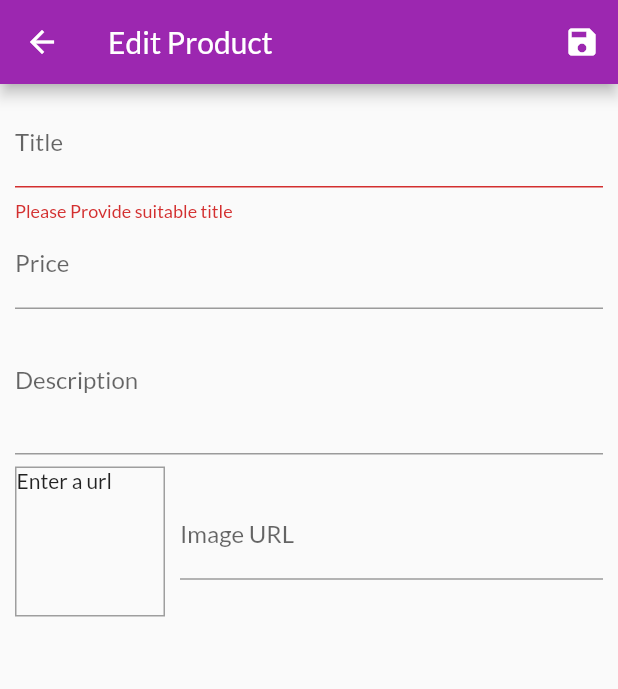
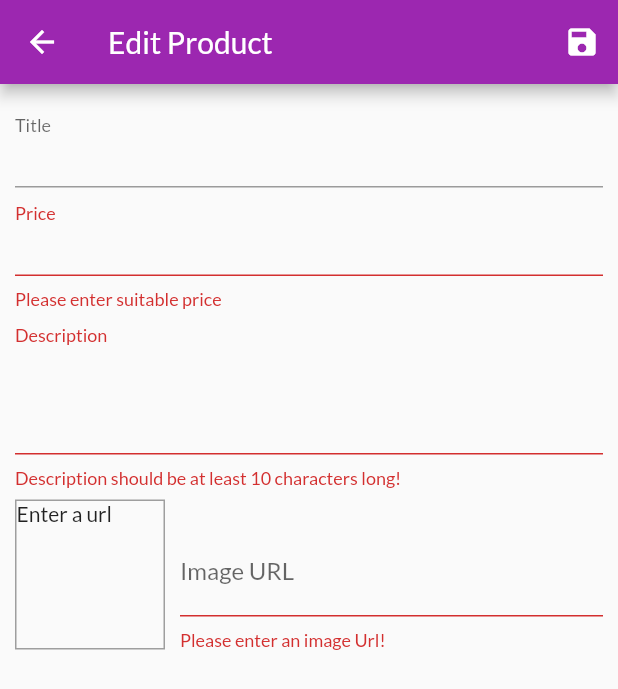
Before and after one commit to Shashank0271/shop-app, a Flutter app: the EditProductsScreen screen opened by its route, after a tap on the "save" icon, on a phone screen of 412 x 824 dp. Shown: the top 689 px of the screen. Run offline on Flutter 3.47's test engine with Material 2 defaults, Android fonts, the phone set to English and light mode, and no system bars; network calls fail.

Commit message:
updated files

```diff
--- a/lib/Provider/product.dart
+++ b/lib/Provider/product.dart
@@ -1,7 +1,7 @@
 import 'package:flutter/cupertino.dart';
 
 class Product with ChangeNotifier {
-  final String id;
+  final id;
   final String title;
   final String description;
   final double price;
--- a/lib/Provider/products_provider.dart
+++ b/lib/Provider/products_provider.dart
@@ -2,7 +2,7 @@ import 'package:flutter/cupertino.dart';
 import 'package:my_shop_app/Provider/product.dart';
 
 class Products with ChangeNotifier {
-  List<Product> _items = [
+  final List<Product> _items = [
     Product(
       id: 'p1',
       title: 'Red Shirt',
@@ -48,8 +48,33 @@ class Products with ChangeNotifier {
     return _items.firstWhere((element) => element.id == id);
   }
 
-  void addProduct() {
-    //_items.add(value);
+  void addProduct(Product value) {
+    _items.add(Product(
+      imageUrl: value.imageUrl,
+      description: value.description,
+      title: value.title,
+      price: value.price,
+      isFavorite: value.isFavorite,
+      id: DateTime.now().toString(),
+    ));
+    notifyListeners();
+  }
+
+  void updateProduct(String id, Product modifiedProduct) {
+    int modIndex = _items.indexWhere((element) => element.id == id);
+    _items[modIndex] = Product(
+      id: id,
+      title: modifiedProduct.title,
+      description: modifiedProduct.description,
+      price: modifiedProduct.price,
+      imageUrl: modifiedProduct.imageUrl,
+      isFavorite: modifiedProduct.isFavorite,
+    );
+    notifyListeners();
+  }
+
+  void deleteProduct(String id) {
+    _items.removeWhere((element) => element.id == id);
     notifyListeners();
   }
 }
--- a/lib/Screens/edit_products_screen.dart
+++ b/lib/Screens/edit_products_screen.dart
@@ -1,6 +1,7 @@
 import 'package:flutter/material.dart';
 import 'package:my_shop_app/Provider/product.dart';
 import 'package:my_shop_app/Provider/products_provider.dart';
+import 'package:provider/provider.dart';
 
 class EditProductsScreen extends StatefulWidget {
   static const routeName = '/edit-products';
@@ -11,14 +12,21 @@ class EditProductsScreen extends StatefulWidget {
 }
 
 class _EditProductsScreenState extends State<EditProductsScreen> {
+  final _imageUrlController = TextEditingController();
   final _priceFocusNode = FocusNode();
   final _descriptionFocusNode = FocusNode();
-  final _imageUrlController = TextEditingController();
   final _imageUrlFocusNode = FocusNode();
   final _formKey = GlobalKey<FormState>();
   var _editedProduct =
-      Product(title: "", imageUrl: "", id: "", description: "", price: 0);
-
+      Product(title: " ", imageUrl: " ", id: null, description: " ", price: 0);
+  var _isinit = true;
+  var _initValues = {
+    'title': ' ',
+    'imageUrl': ' ',
+    'id': ' ',
+    'description': ' ',
+    'price': ' ',
+  };
   @override
   void dispose() {
     super.dispose();
@@ -30,13 +38,50 @@ class _EditProductsScreenState extends State<EditProductsScreen> {
   }
 
   @override
+  void deactivate() {
+    super.deactivate();
+    FocusManager.instance.primaryFocus?.unfocus();
+  }
+
+  @override
+  void didChangeDependencies() {
+    super.didChangeDependencies();
+    if (_isinit) {
+      var forWardedId = ModalRoute.of(context)!.settings.arguments;
+      if (forWardedId != null) {
+        _editedProduct = Provider.of<Products>(context, listen: false)
+            .findById(forWardedId.toString());
+        _initValues = {
+          'title': _editedProduct.title,
+          'id': _editedProduct.id,
+          'price': _editedProduct.price.toString(),
+          'description': _editedProduct.description,
+          // 'imageUrl': _editedProduct.imageUrl,
+          'imageUrl': '',
+        };
+        _imageUrlController.text = _editedProduct.imageUrl;
+      }
+    }
+    _isinit = !_isinit;
+  }
+
+  @override
   initState() {
     super.initState();
     _imageUrlFocusNode.addListener(_updateImageUrl);
   }
 
   void _updateImageUrl() {
+    //i.e only update the preview when the url is valid
     if (!_imageUrlFocusNode.hasFocus) {
+      String value = _imageUrlController.text;
+      if (value.isEmpty) {
+        return;
+      } else if (!value.startsWith('http') && !value.startsWith('https')) {
+        return;
+      } else if (!value.endsWith('png') && !value.endsWith('jpg')) {
+        return;
+      }
       setState(() {});
     }
   }
@@ -56,6 +101,15 @@ class _EditProductsScreenState extends State<EditProductsScreen> {
     _formKey.currentState!.save();
 
     ///triggers a method on every textFormField , i.e. the onSaved function
+    /// first validate , then save !
+    if (_editedProduct.id == null) {
+      Provider.of<Products>(context, listen: false).addProduct(_editedProduct);
+    } else {
+      ///update existing
+      Provider.of<Products>(context, listen: false)
+          .updateProduct(_editedProduct.id, _editedProduct);
+    }
+    Navigator.of(context).pop();
   }
 
   @override
@@ -80,6 +134,7 @@ class _EditProductsScreenState extends State<EditProductsScreen> {
                 child: Column(
                   children: [
                     TextFormField(
+                      initialValue: _initValues['title'],
                       decoration: const InputDecoration(labelText: 'Title'),
                       textInputAction: TextInputAction.next,
                       onFieldSubmitted: (value) {
@@ -92,6 +147,7 @@ class _EditProductsScreenState extends State<EditProductsScreen> {
                           description: _editedProduct.description,
                           imageUrl: _editedProduct.imageUrl,
                           id: _editedProduct.id,
+                          isFavorite: _editedProduct.isFavorite,
                         );
                       },
                       validator: (value) {
@@ -102,6 +158,7 @@ class _EditProductsScreenState extends State<EditProductsScreen> {
                       },
                     ),
                     TextFormField(
+                      initialValue: _initValues['price'],
                       decoration: const InputDecoration(labelText: 'Price'),
                       textInputAction: TextInputAction.next,
                       keyboardType: TextInputType.number,
@@ -117,10 +174,22 @@ class _EditProductsScreenState extends State<EditProductsScreen> {
                           description: _editedProduct.description,
                           imageUrl: _editedProduct.imageUrl,
                           id: _editedProduct.id,
+                          isFavorite: _editedProduct.isFavorite,
                         );
+                      },
+                      validator: (value) {
+                        if (value!.isEmpty) {
+                          return 'Please enter the price !';
+                        } else if (double.tryParse(value) == null) {
+                          return 'Please enter suitable price';
+                        } else if (double.parse(value) <= 0) {
+                          return 'Please enter a price greater than 0!';
+                        }
+                        return null;
                       },
                     ),
                     TextFormField(
+                      initialValue: _initValues['description'],
                       decoration:
                           const InputDecoration(labelText: 'Description'),
                       maxLines: 3,
@@ -133,10 +202,20 @@ class _EditProductsScreenState extends State<EditProductsScreen> {
                           description: value as String,
                           imageUrl: _editedProduct.imageUrl,
                           id: _editedProduct.id,
+                          isFavorite: _editedProduct.isFavorite,
                         );
+                      },
+                      validator: (value) {
+                        if (value!.isEmpty) {
+                          return 'Please enter a description!';
+                        } else if (value.length < 10) {
+                          return 'Description should be at least 10 characters long!';
+                        }
+                        return null;
                       },
                     ),
                     Row(
+                      crossAxisAlignment: CrossAxisAlignment.end,
                       children: [
                         Container(
                           margin: const EdgeInsets.only(top: 8, right: 10),
@@ -150,9 +229,11 @@ class _EditProductsScreenState extends State<EditProductsScreen> {
                           child: _imageUrlController.text.isEmpty
                               ? const Text('Enter a url')
                               : FittedBox(
-                                  child:
-                                      Image.network(_imageUrlController.text),
-                                  fit: BoxFit.cover,
+                                  child: _formKey.currentState != null &&
+                                          _formKey.currentState!.validate()
+                                      ? Image.network(_imageUrlController.text)
+                                      : Container(),
+                                  fit: BoxFit.contain,
                                 ),
                         ),
                         Expanded(
@@ -168,7 +249,6 @@ class _EditProductsScreenState extends State<EditProductsScreen> {
                               setState(() {});
                             },
                             onFieldSubmitted: (_) {
-                              _saveForm;
                               FocusManager.instance.primaryFocus?.unfocus();
                             },
                             onSaved: (value) {
@@ -178,7 +258,20 @@ class _EditProductsScreenState extends State<EditProductsScreen> {
                                 description: _editedProduct.description,
                                 imageUrl: value as String,
                                 id: _editedProduct.id,
+                                isFavorite: _editedProduct.isFavorite,
                               );
+                            },
+                            validator: (value) {
+                              if (value!.isEmpty) {
+                                return 'Please enter an image Url!';
+                              } else if (!value.startsWith('http') &&
+                                  !value.startsWith('https')) {
+                                return 'Invalid Url !';
+                              } else if (!value.endsWith('png') &&
+                                  !value.endsWith('jpg')) {
+                                return 'Invalid Url !';
+                              }
+                              return null;
                             },
                           ),
                         ),
--- a/lib/main.dart
+++ b/lib/main.dart
@@ -31,6 +31,7 @@ class MyApp extends StatelessWidget {
         debugShowCheckedModeBanner: false,
         theme: ThemeData(
             fontFamily: 'Lato',
+            //errorColor: Colors.red,
             colorScheme: ColorScheme.fromSwatch(
                 primarySwatch: Colors.purple, accentColor: Colors.orange),
             textTheme: const TextTheme(
```
Also changed, not shown: lib/Screens/user_products_screen.dart (+13 -6 lines).
